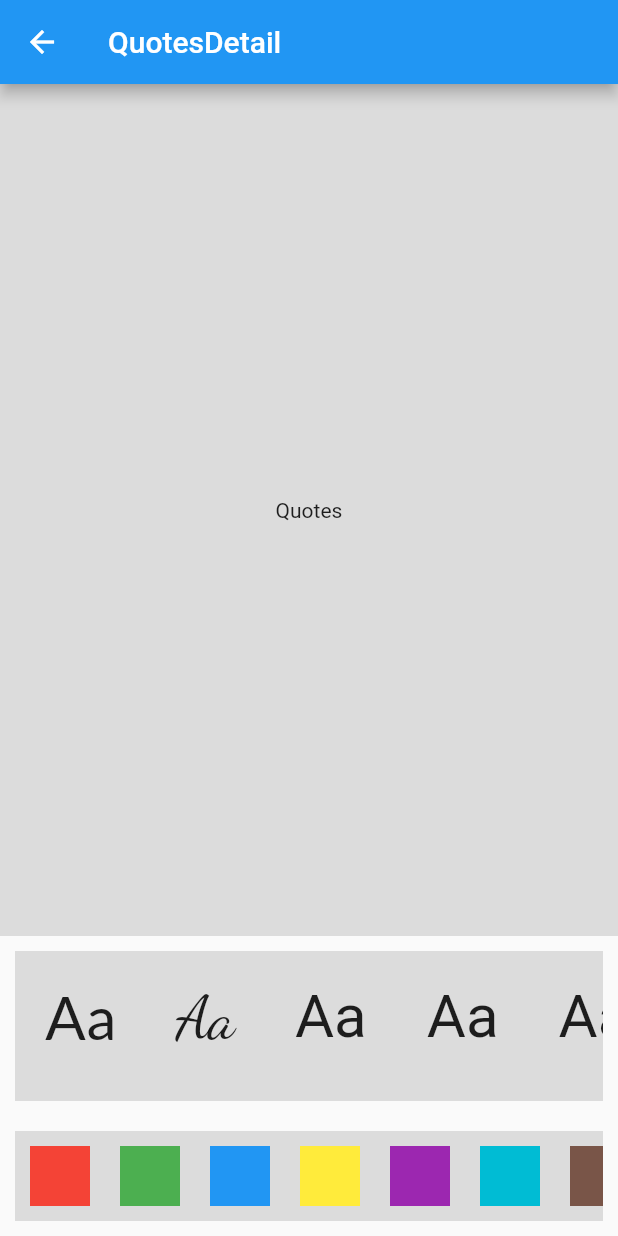
After one commit to Pankaj-pm/quotes_app, a Flutter app: the QuotesDetail screen opened by its route, on a phone screen of 412 x 824 dp. The commit adds this screen. Run offline on Flutter 3.47's test engine with Material 2 defaults, Android fonts, the phone set to English and light mode, and no system bars; our stand-ins replace google_fonts; Roboto replaces fonts that are missing (Freehand, Megrim, Moul).

Commit message:
add google fonts

```diff
--- a/lib/main.dart
+++ b/lib/main.dart
@@ -1,5 +1,6 @@
 import 'package:flutter/material.dart';
 import 'package:quotes_app/views/home_screen.dart';
+import 'package:quotes_app/views/quotes_detail.dart';
 
 void main() {
   runApp(MyApp());
@@ -17,7 +18,11 @@ class _MyAppState extends State<MyApp> {
   Widget build(BuildContext context) {
     return MaterialApp(
       debugShowCheckedModeBanner: false,
-      home: HomeScreen(),
+      // home: HomeScreen(),
+      routes: {
+        "/":(context) => HomeScreen(),
+        "quotesPage":(context) => QuotesDetail(),
+      },
     );
   }
 }
--- a/lib/views/home_screen.dart
+++ b/lib/views/home_screen.dart
@@ -151,8 +151,8 @@ class _HomeScreenState extends State<HomeScreen> {
           // QuotesModel quotesModel = QuotesModel.fromMap(qt);
           //
           // showMyDialog(quotesModel);
-          print("Size => ${MediaQuery.of(context).size}");
-          // print(nextInt);
+          Navigator.pushNamed(context, "quotesPage");
+
         },
         child: Icon(Icons.refresh),
       ),
--- /dev/null
+++ b/lib/views/quotes_detail.dart
@@ -0,0 +1,110 @@
+import 'package:flutter/material.dart';
+import 'package:google_fonts/google_fonts.dart';
+
+class QuotesDetail extends StatefulWidget {
+  const QuotesDetail({Key? key}) : super(key: key);
+
+  @override
+  State<QuotesDetail> createState() => _QuotesDetailState();
+}
+
+class _QuotesDetailState extends State<QuotesDetail> {
+  Color color = Colors.black;
+
+  List<Color> colors = [
+    Colors.red,
+    Colors.green,
+    Colors.blue,
+    Colors.yellow,
+    Colors.purple,
+    Colors.cyan,
+    Colors.brown,
+    Colors.orange
+  ];
+  List<TextStyle> fonts = [
+    GoogleFonts.lato(),
+    GoogleFonts.dancingScript(),
+    GoogleFonts.freehand(),
+    GoogleFonts.megrim(),
+    GoogleFonts.moul(),
+  ];
+
+  int cIndex=0;
+  int fIndex=0;
+
+  @override
+  Widget build(BuildContext context) {
+    return Scaffold(
+      appBar: AppBar(
+        title: Text("QuotesDetail"),
+      ),
+      body: Column(
+        crossAxisAlignment: CrossAxisAlignment.stretch,
+        children: [
+          Expanded(
+            flex: 4,
+            child: Container(
+              color: Colors.black12,
+              child: Center(
+                  child: Text(
+                "Quotes",
+                // style: fonts[fIndex].copyWith(color: colors[cIndex],fontSize: 35),
+                style: TextStyle(fontFamily: "Schyler"),
+              )),
+            ),
+          ),
+          Container(
+            height: 100,
+            margin: EdgeInsets.all(10),
+            color: Colors.black12,
+            child: ListView.builder(
+              scrollDirection: Axis.horizontal,
+              itemBuilder: (context, index) {
+                return InkWell(
+                  onTap: (){
+                    fIndex=index;
+                    setState(() {
+
+                    });
+                  },
+                  child: Container(
+                      padding: EdgeInsets.all(10),
+                      margin: EdgeInsets.all(10),
+                      child: Text(
+                        "Aa",
+                        style: fonts[index].copyWith(fontSize: 40),
+                      )),
+                );
+              },
+              itemCount: fonts.length,
+            ),
+          ),
+          Container(
+            height: 60,
+            margin: EdgeInsets.all(10),
+            color: Colors.black12,
+            child: ListView.builder(
+              scrollDirection: Axis.horizontal,
+              itemCount: colors.length,
+              itemBuilder: (context, index) {
+                return InkWell(
+                  onTap: () {
+                    cIndex=index;
+                    setState(() {
+                    });
+                  },
+                  child: Container(
+                    height: 40,
+                    width: 40,
+                    color: colors[index],
+                    margin: EdgeInsets.all(10),
+                  ),
+                );
+              },
+            ),
+          ),
+        ],
+      ),
+    );
+  }
+}
--- a/pubspec.yaml
+++ b/pubspec.yaml
@@ -35,6 +35,8 @@ dependencies:
   # The following adds the Cupertino Icons font to your application.
   # Use with the CupertinoIcons class for iOS style icons.
   cupertino_icons: ^1.0.2
+  google_fonts: ^4.0.4
+
 
 dev_dependencies:
   flutter_test:
```
Also changed, not shown: pubspec.lock.
